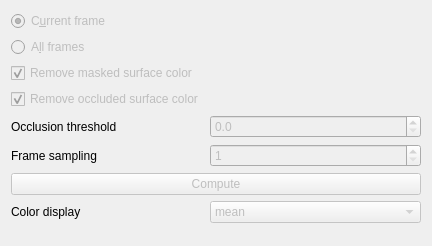
Kitware/TeleSculptor, file gui/ColorizeSurfaceOptions.ui: the form before one commit.
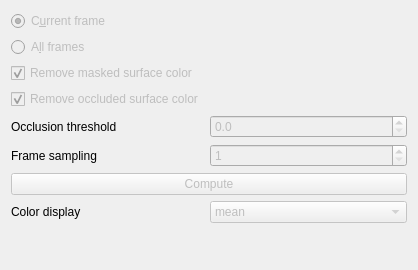
The form after the commit.

Patch:
```diff
--- a/gui/ColorizeSurfaceOptions.ui
+++ b/gui/ColorizeSurfaceOptions.ui
@@ -6,8 +6,8 @@
    <rect>
     <x>0</x>
     <y>0</y>
-    <width>432</width>
-    <height>246</height>
+    <width>418</width>
+    <height>270</height>
    </rect>
   </property>
   <property name="windowTitle">
```
